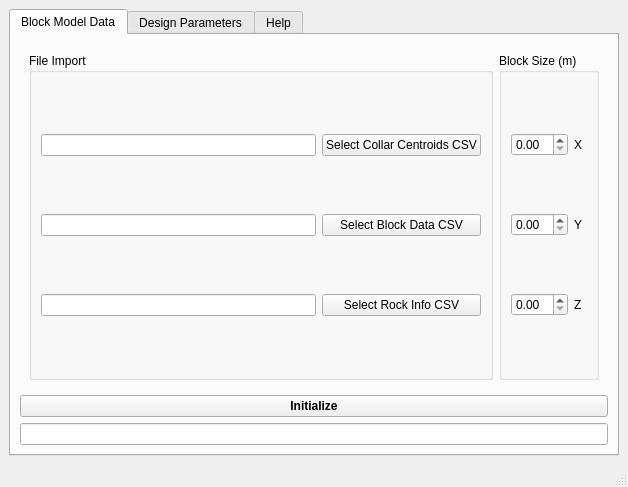
The window that mainwindow.ui (basilrabi/lomoptim-qt) describes before a commit, drawn with Qt 5.
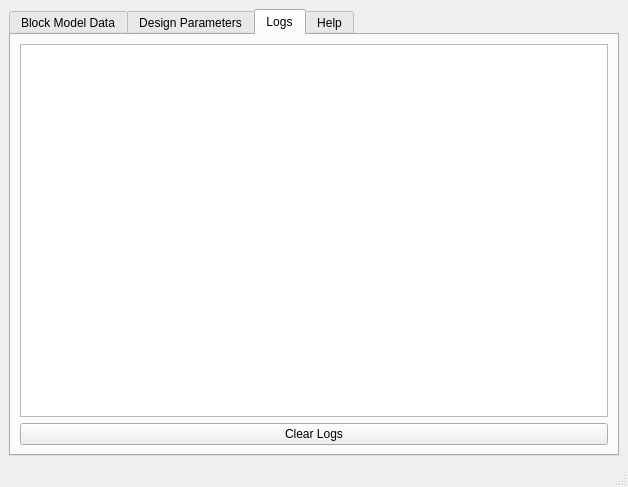
The same window after the commit. The open tabs and pages were chosen to show the change.

```diff
--- a/mainwindow.ui
+++ b/mainwindow.ui
@@ -118,34 +118,6 @@
           </layout>
          </widget>
         </item>
-        <item row="1" column="0">
-         <widget class="QPushButton" name="pushButtonInitialize">
-          <property name="minimumSize">
-           <size>
-            <width>400</width>
-            <height>0</height>
-           </size>
-          </property>
-          <property name="font">
-           <font>
-            <bold>true</bold>
-           </font>
-          </property>
-          <property name="text">
-           <string>Initialize</string>
-          </property>
-         </widget>
-        </item>
-        <item row="2" column="0">
-         <widget class="QLineEdit" name="message">
-          <property name="alignment">
-           <set>Qt::AlignCenter</set>
-          </property>
-          <property name="readOnly">
-           <bool>true</bool>
-          </property>
-         </widget>
-        </item>
        </layout>
       </widget>
       <widget class="QWidget" name="tab_2">
@@ -153,6 +125,23 @@
         <string>Design Parameters</string>
        </attribute>
       </widget>
+      <widget class="QWidget" name="tab_4">
+       <attribute name="title">
+        <string>Logs</string>
+       </attribute>
+       <layout class="QVBoxLayout" name="verticalLayout">
+        <item>
+         <widget class="QTextBrowser" name="log"/>
+        </item>
+        <item>
+         <widget class="QPushButton" name="clearButton">
+          <property name="text">
+           <string>Clear Logs</string>
+          </property>
+         </widget>
+        </item>
+       </layout>
+      </widget>
       <widget class="QWidget" name="tab_3">
        <attribute name="title">
         <string>Help</string>
```
Left out of the diff: 18 changed lines with no effect on the pictures.
